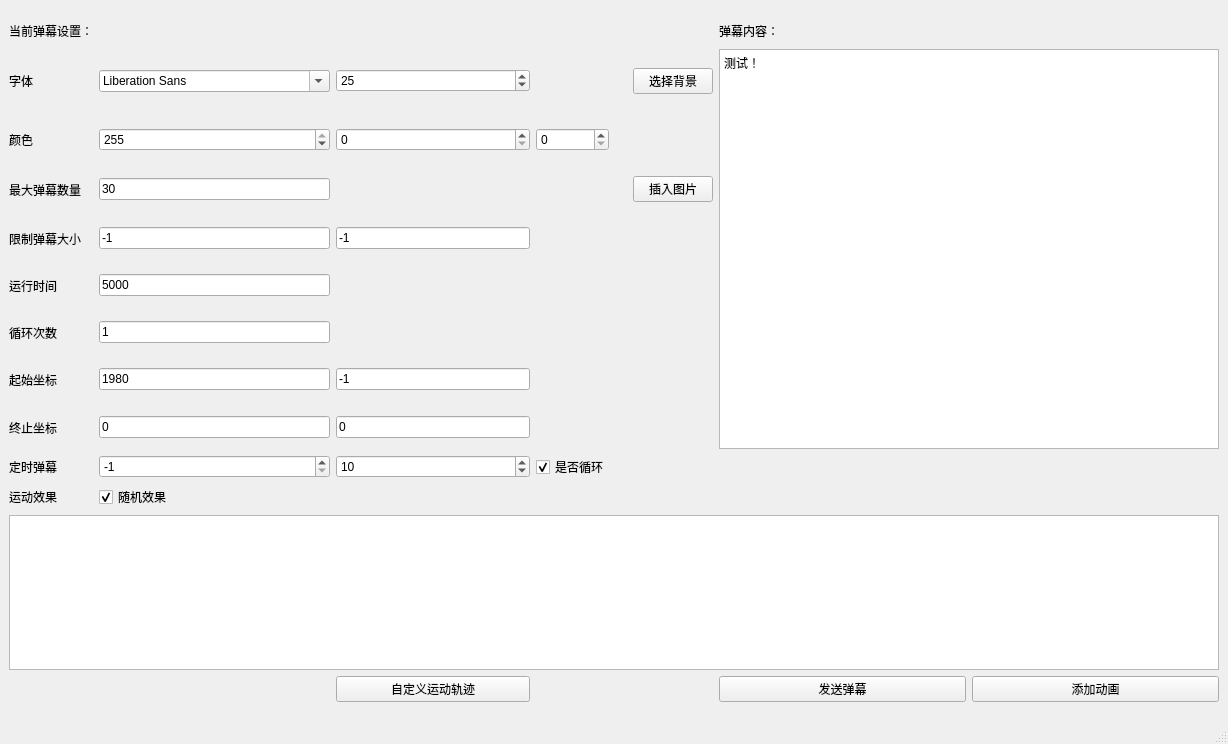
Above: mainwindow.ui from xiaoyanLG/Barrage before the change. Below: the same form after it.
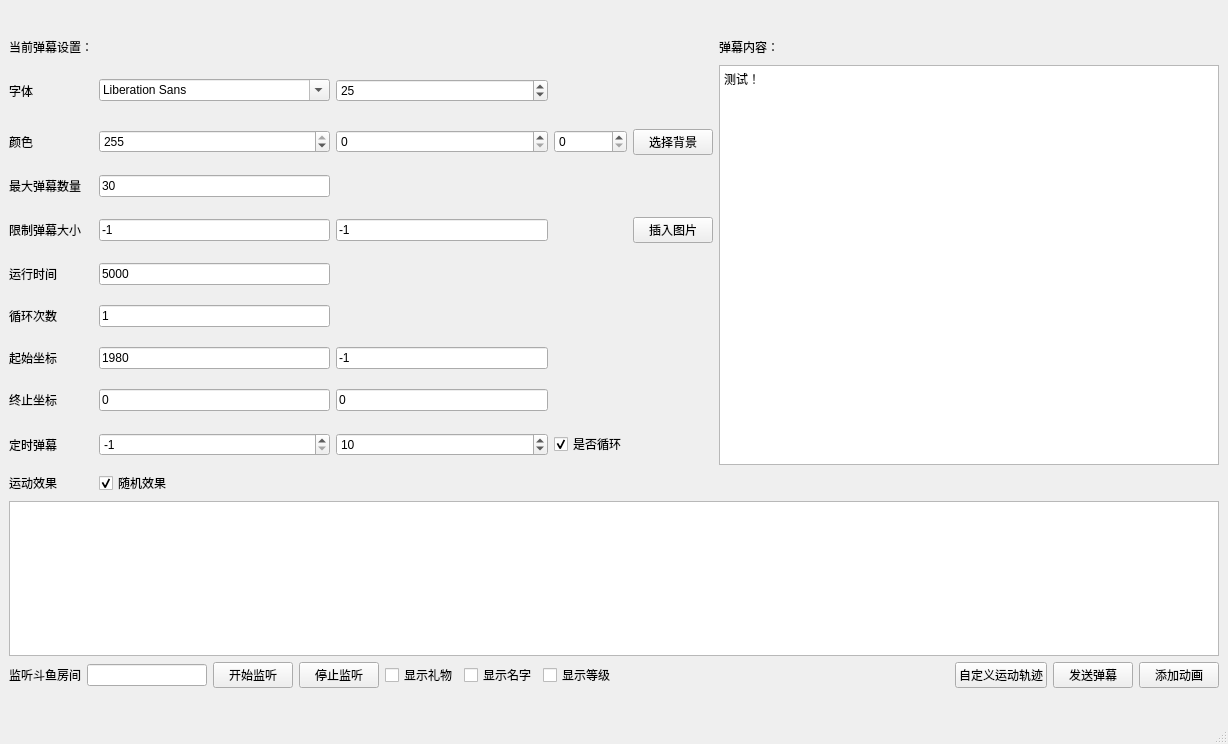
That is the form after the change. Icons and pictures are not drawn.

The edit to the form file:
```diff
--- a/mainwindow.ui
+++ b/mainwindow.ui
@@ -14,39 +14,52 @@
    <string>MainWindow</string>
   </property>
   <widget class="QWidget" name="centralwidget">
+   <layout class="QGridLayout" name="gridLayout_3">
+    <item row="0" column="0">
    <layout class="QGridLayout" name="gridLayout_2">
     <item row="0" column="0">
      <layout class="QGridLayout" name="gridLayout">
-      <item row="9" column="1">
-       <widget class="QLineEdit" name="lineEdit_EX">
-        <property name="toolTip">
-         <string>&lt;html&gt;&lt;head/&gt;&lt;body&gt;&lt;p&gt;X坐标（如果和Y坐标同时为0，使用默认值）&lt;/p&gt;&lt;/body&gt;&lt;/html&gt;</string>
-        </property>
-        <property name="whatsThis">
-         <string>&lt;html&gt;&lt;head/&gt;&lt;body&gt;&lt;p&gt;X坐标（如果和Y坐标同时为0，使用默认值）&lt;/p&gt;&lt;/body&gt;&lt;/html&gt;</string>
-        </property>
+        <item row="0" column="0">
+         <widget class="QLabel" name="label_2">
+          <property name="maximumSize">
+           <size>
+            <width>16777215</width>
+            <height>25</height>
+           </size>
+          </property>
         <property name="text">
-         <string>0</string>
+           <string>当前弹幕设置：</string>
         </property>
        </widget>
       </item>
-      <item row="9" column="2">
-       <widget class="QLineEdit" name="lineEdit_EY">
-        <property name="toolTip">
-         <string>&lt;html&gt;&lt;head/&gt;&lt;body&gt;&lt;p&gt;Y坐标（如果和X坐标同时为0，使用默认值）&lt;/p&gt;&lt;/body&gt;&lt;/html&gt;</string>
-        </property>
-        <property name="whatsThis">
-         <string>&lt;html&gt;&lt;head/&gt;&lt;body&gt;&lt;p&gt;Y坐标（如果和X坐标同时为0，使用默认值）&lt;/p&gt;&lt;/body&gt;&lt;/html&gt;</string>
-        </property>
+        <item row="0" column="6">
+         <widget class="QLabel" name="label">
+          <property name="text">
+           <string>弹幕内容：</string>
+          </property>
+         </widget>
+        </item>
+        <item row="1" column="0">
+         <widget class="QLabel" name="label_3">
         <property name="text">
-         <string>0</string>
+           <string>字体</string>
         </property>
        </widget>
       </item>
-      <item row="2" column="1">
+        <item row="1" column="1">
        <widget class="QFontComboBox" name="fontComboBox"/>
       </item>
-      <item row="2" column="8" rowspan="8" colspan="2">
+        <item row="1" column="2">
+         <widget class="QSpinBox" name="spinBox_size">
+          <property name="whatsThis">
+           <string>&lt;html&gt;&lt;head/&gt;&lt;body&gt;&lt;p&gt;字体大小&lt;/p&gt;&lt;/body&gt;&lt;/html&gt;</string>
+          </property>
+          <property name="value">
+           <number>25</number>
+          </property>
+         </widget>
+        </item>
+        <item row="1" column="6" rowspan="9">
        <widget class="QTextEdit" name="textEdit">
         <property name="minimumSize">
          <size>
@@ -63,50 +76,91 @@
         </property>
        </widget>
       </item>
-      <item row="8" column="1">
-       <widget class="QLineEdit" name="lineEdit_X">
-        <property name="toolTip">
-         <string>&lt;html&gt;&lt;head/&gt;&lt;body&gt;&lt;p&gt;X坐标&lt;/p&gt;&lt;/body&gt;&lt;/html&gt;</string>
-        </property>
-        <property name="whatsThis">
-         <string>&lt;html&gt;&lt;head/&gt;&lt;body&gt;&lt;p&gt;X坐标（如果和Y坐标同时为0，使用默认值）&lt;/p&gt;&lt;/body&gt;&lt;/html&gt;</string>
-        </property>
+        <item row="2" column="5">
+         <widget class="QPushButton" name="pushButton_backImage">
+          <property name="text">
+           <string>选择背景</string>
+          </property>
+         </widget>
+        </item>
+        <item row="4" column="5">
+         <widget class="QPushButton" name="pushButton_insertImage">
         <property name="text">
-         <string>1980</string>
+           <string>插入图片</string>
         </property>
        </widget>
       </item>
-      <item row="5" column="1">
-       <widget class="QLineEdit" name="lineEdit_limitWidth">
-        <property name="toolTip">
-         <string>&lt;html&gt;&lt;head/&gt;&lt;body&gt;&lt;p&gt;宽，如果是-1，表示不做限制&lt;/p&gt;&lt;/body&gt;&lt;/html&gt;</string>
-        </property>
-        <property name="whatsThis">
-         <string>&lt;html&gt;&lt;head/&gt;&lt;body&gt;&lt;p&gt;如果是-1，表示不做限制&lt;/p&gt;&lt;/body&gt;&lt;/html&gt;</string>
-        </property>
+        <item row="11" column="0">
+         <widget class="QLabel" name="label_10">
+          <property name="maximumSize">
+           <size>
+            <width>16777215</width>
+            <height>25</height>
+           </size>
+          </property>
+          <property name="text">
+           <string>运动效果</string>
+          </property>
+         </widget>
+        </item>
+        <item row="11" column="1">
+         <widget class="QCheckBox" name="checkBox_rand">
         <property name="text">
-         <string>-1</string>
-        </property>
-       </widget>
-      </item>
-      <item row="9" column="0">
-       <widget class="QLabel" name="label_7">
+           <string>随机效果</string>
+          </property>
+          <property name="checked">
+           <bool>true</bool>
+          </property>
+         </widget>
+        </item>
+        <item row="2" column="0">
+         <widget class="QLabel" name="label_4">
         <property name="text">
-         <string>终止坐标</string>
+           <string>颜色</string>
+          </property>
+         </widget>
+        </item>
+        <item row="2" column="1">
+         <widget class="QSpinBox" name="spinBox_R">
+          <property name="whatsThis">
+           <string>&lt;html&gt;&lt;head/&gt;&lt;body&gt;&lt;p&gt;R色值&lt;/p&gt;&lt;/body&gt;&lt;/html&gt;</string>
+          </property>
+          <property name="maximum">
+           <number>255</number>
+          </property>
+          <property name="value">
+           <number>255</number>
         </property>
        </widget>
       </item>
       <item row="2" column="2">
-       <widget class="QSpinBox" name="spinBox_size">
+         <widget class="QSpinBox" name="spinBox_G">
         <property name="whatsThis">
-         <string>&lt;html&gt;&lt;head/&gt;&lt;body&gt;&lt;p&gt;字体大小&lt;/p&gt;&lt;/body&gt;&lt;/html&gt;</string>
-        </property>
-        <property name="value">
-         <number>25</number>
+           <string>&lt;html&gt;&lt;head/&gt;&lt;body&gt;&lt;p&gt;G色值&lt;/p&gt;&lt;/body&gt;&lt;/html&gt;</string>
+          </property>
+          <property name="maximum">
+           <number>255</number>
         </property>
        </widget>
       </item>
-      <item row="4" column="1">
+        <item row="2" column="3">
+         <widget class="QSpinBox" name="spinBox_B">
+          <property name="whatsThis">
+           <string>&lt;html&gt;&lt;head/&gt;&lt;body&gt;&lt;p&gt;B色值&lt;/p&gt;&lt;/body&gt;&lt;/html&gt;</string>
+          </property>
+          <property name="maximum">
+           <number>255</number>
+          </property>
+         </widget>
+        </item>
+        <item row="3" column="0">
+         <widget class="QLabel" name="label_9">
+          <property name="text">
+           <string>最大弹幕数量</string>
+          </property>
+         </widget>
+        </item>
+        <item row="3" column="1">
        <widget class="QLineEdit" name="lineEdit_max">
         <property name="toolTip">
          <string>&lt;html&gt;&lt;head/&gt;&lt;body&gt;&lt;p&gt;如果这个数量过大，会导致绘画很卡。&lt;/p&gt;&lt;/body&gt;&lt;/html&gt;</string>
@@ -119,7 +173,44 @@
         </property>
        </widget>
       </item>
-      <item row="6" column="1">
+        <item row="4" column="0">
+         <widget class="QLabel" name="label_8">
+          <property name="text">
+           <string>限制弹幕大小</string>
+          </property>
+         </widget>
+        </item>
+        <item row="4" column="1">
+         <widget class="QLineEdit" name="lineEdit_limitWidth">
+          <property name="toolTip">
+           <string>&lt;html&gt;&lt;head/&gt;&lt;body&gt;&lt;p&gt;宽，如果是-1，表示不做限制&lt;/p&gt;&lt;/body&gt;&lt;/html&gt;</string>
+          </property>
+          <property name="whatsThis">
+           <string>&lt;html&gt;&lt;head/&gt;&lt;body&gt;&lt;p&gt;如果是-1，表示不做限制&lt;/p&gt;&lt;/body&gt;&lt;/html&gt;</string>
+          </property>
+          <property name="text">
+           <string>-1</string>
+          </property>
+         </widget>
+        </item>
+        <item row="4" column="2">
+         <widget class="QLineEdit" name="lineEdit_limitHeight">
+          <property name="toolTip">
+           <string>&lt;html&gt;&lt;head/&gt;&lt;body&gt;&lt;p&gt;高，如果是-1，表示不做限制&lt;/p&gt;&lt;/body&gt;&lt;/html&gt;</string>
+          </property>
+          <property name="text">
+           <string>-1</string>
+          </property>
+         </widget>
+        </item>
+        <item row="5" column="0">
+         <widget class="QLabel" name="label_5">
+          <property name="text">
+           <string>运行时间</string>
+          </property>
+         </widget>
+        </item>
+        <item row="5" column="1">
        <widget class="QLineEdit" name="lineEdit_time">
         <property name="text">
          <string>5000</string>
@@ -129,7 +220,7 @@
         </property>
        </widget>
       </item>
-      <item row="7" column="1">
+        <item row="6" column="1">
        <widget class="QLineEdit" name="lineEdit_counts">
         <property name="toolTip">
          <string>&lt;html&gt;&lt;head/&gt;&lt;body&gt;&lt;p&gt;如果为-1表示无限循环，为0表示一次也不循环（不会开始）.&lt;/p&gt;&lt;/body&gt;&lt;/html&gt;</string>
@@ -139,7 +230,34 @@
         </property>
        </widget>
       </item>
-      <item row="8" column="2">
+        <item row="6" column="0">
+         <widget class="QLabel" name="label_11">
+          <property name="text">
+           <string>循环次数</string>
+          </property>
+         </widget>
+        </item>
+        <item row="7" column="1">
+         <widget class="QLineEdit" name="lineEdit_X">
+          <property name="toolTip">
+           <string>&lt;html&gt;&lt;head/&gt;&lt;body&gt;&lt;p&gt;X坐标&lt;/p&gt;&lt;/body&gt;&lt;/html&gt;</string>
+          </property>
+          <property name="whatsThis">
+           <string>&lt;html&gt;&lt;head/&gt;&lt;body&gt;&lt;p&gt;X坐标（如果和Y坐标同时为0，使用默认值）&lt;/p&gt;&lt;/body&gt;&lt;/html&gt;</string>
+          </property>
+          <property name="text">
+           <string>1980</string>
+          </property>
+         </widget>
+        </item>
+        <item row="7" column="0">
+         <widget class="QLabel" name="label_6">
+          <property name="text">
+           <string>起始坐标</string>
+          </property>
+         </widget>
+        </item>
+        <item row="7" column="2">
        <widget class="QLineEdit" name="lineEdit_Y">
         <property name="toolTip">
          <string>&lt;html&gt;&lt;head/&gt;&lt;body&gt;&lt;p&gt;如果和X坐标同时为0，使用默认值，如果为-1，使用随机值&lt;/p&gt;&lt;/body&gt;&lt;/html&gt;</string>
@@ -152,27 +270,47 @@
         </property>
        </widget>
       </item>
-      <item row="5" column="2">
-       <widget class="QLineEdit" name="lineEdit_limitHeight">
+        <item row="8" column="0">
+         <widget class="QLabel" name="label_7">
+          <property name="text">
+           <string>终止坐标</string>
+          </property>
+         </widget>
+        </item>
+        <item row="8" column="1">
+         <widget class="QLineEdit" name="lineEdit_EX">
         <property name="toolTip">
-         <string>&lt;html&gt;&lt;head/&gt;&lt;body&gt;&lt;p&gt;高，如果是-1，表示不做限制&lt;/p&gt;&lt;/body&gt;&lt;/html&gt;</string>
-        </property>
+           <string>&lt;html&gt;&lt;head/&gt;&lt;body&gt;&lt;p&gt;X坐标（如果和Y坐标同时为0，使用默认值）&lt;/p&gt;&lt;/body&gt;&lt;/html&gt;</string>
+          </property>
+          <property name="whatsThis">
+           <string>&lt;html&gt;&lt;head/&gt;&lt;body&gt;&lt;p&gt;X坐标（如果和Y坐标同时为0，使用默认值）&lt;/p&gt;&lt;/body&gt;&lt;/html&gt;</string>
+          </property>
         <property name="text">
-         <string>-1</string>
+           <string>0</string>
         </property>
        </widget>
       </item>
-      <item row="11" column="3">
-       <widget class="QCheckBox" name="checkBox_loop">
+        <item row="8" column="2">
+         <widget class="QLineEdit" name="lineEdit_EY">
+          <property name="toolTip">
+           <string>&lt;html&gt;&lt;head/&gt;&lt;body&gt;&lt;p&gt;Y坐标（如果和X坐标同时为0，使用默认值）&lt;/p&gt;&lt;/body&gt;&lt;/html&gt;</string>
+          </property>
+          <property name="whatsThis">
+           <string>&lt;html&gt;&lt;head/&gt;&lt;body&gt;&lt;p&gt;Y坐标（如果和X坐标同时为0，使用默认值）&lt;/p&gt;&lt;/body&gt;&lt;/html&gt;</string>
+          </property>
         <property name="text">
-         <string>是否循环</string>
-        </property>
-        <property name="checked">
-         <bool>true</bool>
+           <string>0</string>
+          </property>
+         </widget>
+        </item>
+        <item row="9" column="0">
+         <widget class="QLabel" name="label_12">
+          <property name="text">
+           <string>定时弹幕</string>
         </property>
        </widget>
       </item>
-      <item row="11" column="1">
+        <item row="9" column="1">
        <widget class="QSpinBox" name="spinBox_time">
         <property name="toolTip">
          <string>&lt;html&gt;&lt;head/&gt;&lt;body&gt;&lt;p&gt;设置弹幕倒计时（单位分钟）,如果为-1，表示不启动定时。&lt;/p&gt;&lt;/body&gt;&lt;/html&gt;</string>
@@ -188,7 +326,7 @@
         </property>
        </widget>
       </item>
-      <item row="11" column="2">
+        <item row="9" column="2">
        <widget class="QSpinBox" name="spinBox_number">
         <property name="toolTip">
          <string>&lt;html&gt;&lt;head/&gt;&lt;body&gt;&lt;p&gt;设置弹幕数量&lt;/p&gt;&lt;/body&gt;&lt;/html&gt;</string>
@@ -201,111 +339,19 @@
         </property>
        </widget>
       </item>
-      <item row="15" column="1">
-       <widget class="QCheckBox" name="checkBox_rand">
+        <item row="9" column="3">
+         <widget class="QCheckBox" name="checkBox_loop">
         <property name="text">
-         <string>随机效果</string>
+           <string>是否循环</string>
         </property>
         <property name="checked">
          <bool>true</bool>
         </property>
        </widget>
       </item>
-      <item row="0" column="0">
-       <widget class="QLabel" name="label_2">
-        <property name="maximumSize">
-         <size>
-          <width>16777215</width>
-          <height>25</height>
-         </size>
-        </property>
-        <property name="text">
-         <string>当前弹幕设置：</string>
-        </property>
-       </widget>
+       </layout>
       </item>
-      <item row="7" column="0">
-       <widget class="QLabel" name="label_11">
-        <property name="text">
-         <string>循环次数</string>
-        </property>
-       </widget>
-      </item>
-      <item row="3" column="1">
-       <widget class="QSpinBox" name="spinBox_R">
-        <property name="whatsThis">
-         <string>&lt;html&gt;&lt;head/&gt;&lt;body&gt;&lt;p&gt;R色值&lt;/p&gt;&lt;/body&gt;&lt;/html&gt;</string>
-        </property>
-        <property name="maximum">
-         <number>255</number>
-        </property>
-        <property name="value">
-         <number>255</number>
-        </property>
-       </widget>
-      </item>
-      <item row="3" column="2">
-       <widget class="QSpinBox" name="spinBox_G">
-        <property name="whatsThis">
-         <string>&lt;html&gt;&lt;head/&gt;&lt;body&gt;&lt;p&gt;G色值&lt;/p&gt;&lt;/body&gt;&lt;/html&gt;</string>
-        </property>
-        <property name="maximum">
-         <number>255</number>
-        </property>
-       </widget>
-      </item>
-      <item row="15" column="0">
-       <widget class="QLabel" name="label_10">
-        <property name="maximumSize">
-         <size>
-          <width>16777215</width>
-          <height>25</height>
-         </size>
-        </property>
-        <property name="text">
-         <string>运动效果</string>
-        </property>
-       </widget>
-      </item>
-      <item row="3" column="3">
-       <widget class="QSpinBox" name="spinBox_B">
-        <property name="whatsThis">
-         <string>&lt;html&gt;&lt;head/&gt;&lt;body&gt;&lt;p&gt;B色值&lt;/p&gt;&lt;/body&gt;&lt;/html&gt;</string>
-        </property>
-        <property name="maximum">
-         <number>255</number>
-        </property>
-       </widget>
-      </item>
-      <item row="8" column="0">
-       <widget class="QLabel" name="label_6">
-        <property name="text">
-         <string>起始坐标</string>
-        </property>
-       </widget>
-      </item>
-      <item row="5" column="0">
-       <widget class="QLabel" name="label_8">
-        <property name="text">
-         <string>限制弹幕大小</string>
-        </property>
-       </widget>
-      </item>
-      <item row="4" column="0">
-       <widget class="QLabel" name="label_9">
-        <property name="text">
-         <string>最大弹幕数量</string>
-        </property>
-       </widget>
-      </item>
-      <item row="6" column="0">
-       <widget class="QLabel" name="label_5">
-        <property name="text">
-         <string>运行时间</string>
-        </property>
-       </widget>
-      </item>
-      <item row="16" column="0" colspan="10">
+      <item row="1" column="0">
        <widget class="QListWidget" name="listWidget">
         <property name="maximumSize">
          <size>
@@ -705,68 +751,101 @@
         </item>
        </widget>
       </item>
-      <item row="3" column="0">
-       <widget class="QLabel" name="label_4">
-        <property name="text">
-         <string>颜色</string>
-        </property>
-       </widget>
-      </item>
       <item row="2" column="0">
-       <widget class="QLabel" name="label_3">
+       <layout class="QHBoxLayout" name="horizontalLayout">
+        <item>
+         <widget class="QLabel" name="label_13">
         <property name="text">
-         <string>字体</string>
+           <string>监听斗鱼房间</string>
         </property>
        </widget>
       </item>
-      <item row="11" column="0">
-       <widget class="QLabel" name="label_12">
-        <property name="text">
-         <string>定时弹幕</string>
-        </property>
-       </widget>
-      </item>
-      <item row="0" column="8" colspan="2">
-       <widget class="QLabel" name="label">
+        <item>
+         <widget class="QLineEdit" name="roomID">
+          <property name="minimumSize">
+           <size>
+            <width>0</width>
+            <height>0</height>
+           </size>
+          </property>
+          <property name="maximumSize">
+           <size>
+            <width>120</width>
+            <height>16777215</height>
+           </size>
+          </property>
+         </widget>
+        </item>
+        <item>
+         <widget class="QPushButton" name="monitorBtn">
         <property name="text">
-         <string>弹幕内容：</string>
+           <string>开始监听</string>
         </property>
        </widget>
       </item>
-      <item row="2" column="7">
-       <widget class="QPushButton" name="pushButton_backImage">
+        <item>
+         <widget class="QPushButton" name="stopBtn">
         <property name="text">
-         <string>选择背景</string>
+           <string>停止监听</string>
         </property>
        </widget>
       </item>
-      <item row="4" column="7">
-       <widget class="QPushButton" name="pushButton_insertImage">
+        <item>
+         <widget class="QCheckBox" name="checkBox_gift">
         <property name="text">
-         <string>插入图片</string>
+           <string>显示礼物</string>
         </property>
        </widget>
       </item>
-      <item row="17" column="9">
-       <widget class="QPushButton" name="pushButton_add">
+        <item>
+         <widget class="QCheckBox" name="checkBox_name">
         <property name="text">
-         <string>添加动画</string>
+           <string>显示名字</string>
         </property>
        </widget>
       </item>
-      <item row="17" column="8">
-       <widget class="QPushButton" name="pushButton_send">
+        <item>
+         <widget class="QCheckBox" name="checkBox_grade">
         <property name="text">
-         <string>发送弹幕</string>
+           <string>显示等级</string>
         </property>
        </widget>
       </item>
-      <item row="17" column="2">
+        <item>
+         <spacer name="horizontalSpacer">
+          <property name="orientation">
+           <enum>Qt::Horizontal</enum>
+          </property>
+          <property name="sizeHint" stdset="0">
+           <size>
+            <width>40</width>
+            <height>20</height>
+           </size>
+          </property>
+         </spacer>
+        </item>
+        <item>
        <widget class="QPushButton" name="pushButton_draw">
         <property name="text">
          <string>自定义运动轨迹</string>
         </property>
        </widget>
+        </item>
+        <item>
+         <widget class="QPushButton" name="pushButton_send">
+          <property name="text">
+           <string>发送弹幕</string>
+          </property>
+         </widget>
+        </item>
+        <item>
+         <widget class="QPushButton" name="pushButton_add">
+          <property name="text">
+           <string>添加动画</string>
+          </property>
+         </widget>
+        </item>
+       </layout>
       </item>
      </layout>
     </item>
```
Lines whose indentation alone changed are shown as unchanged.
